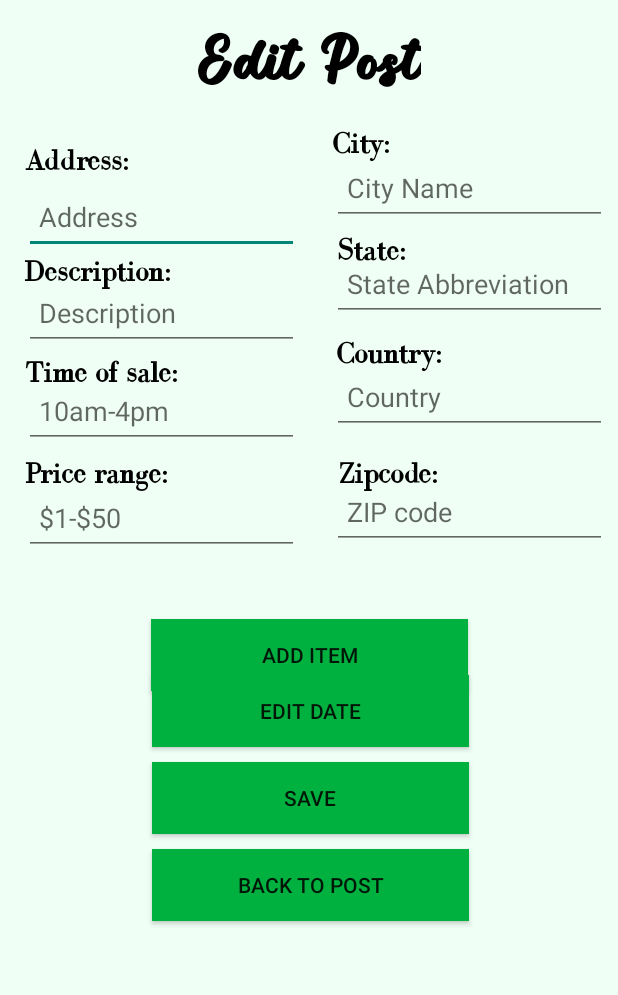
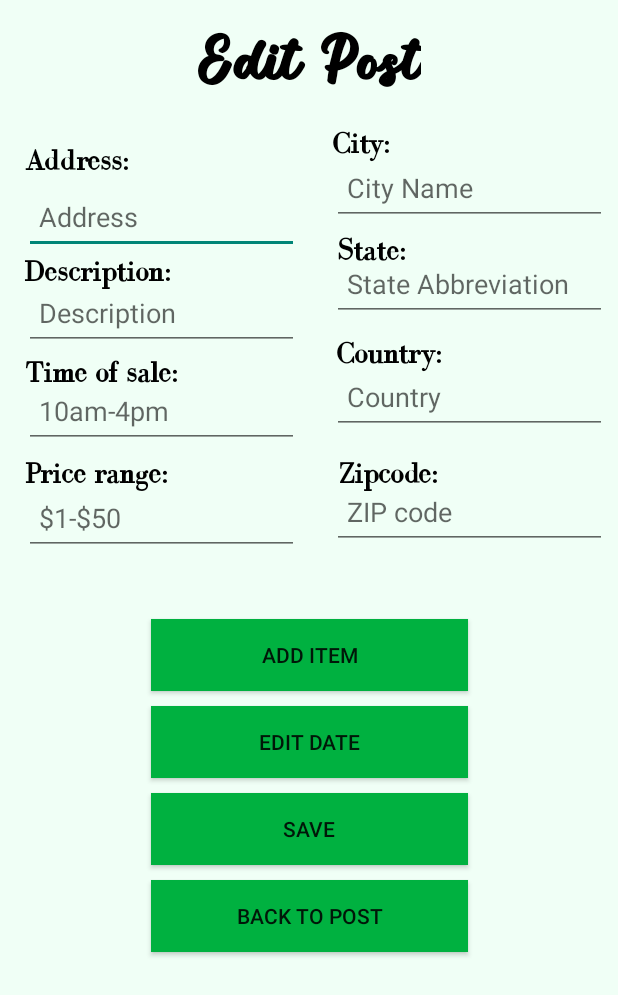
Before and after one commit to mbedford001/GarageSaleFinder-maria-topfork, an Android app: the EditPost screen opened directly, with no data from a screen before it, on a phone screen of 412 x 824 dp. Shown: the top 995 px of the screen. Run offline under Robolectric (Android 15) with nearby library versions, the phone set to English and light mode, and no system bars; network calls fail.

Commit message:
formatting button

```diff
--- a/app/src/main/java/com/example/garagesalefinder/Createpost.java
+++ b/app/src/main/java/com/example/garagesalefinder/Createpost.java
@@ -73,7 +73,7 @@ public class Createpost extends AppCompatActivity {
                 String pTitle = title.getText().toString().trim();
                 String pDescription = description.getText().toString().trim();
                 String pTime = time.getText().toString().trim();
-                String pImage = image.getText().toString().trim();
+                String pImage = "image";
                 String pPrice = priceRange.getText().toString().trim();
 
                 if(TextUtils.isEmpty(pAddress)){//verifies a location was entered
--- a/app/src/main/java/com/example/garagesalefinder/ViewItem.java
+++ b/app/src/main/java/com/example/garagesalefinder/ViewItem.java
@@ -61,6 +61,8 @@ public class ViewItem extends AppCompatActivity {
             System.out.println("---------------------PRINTING HERE-----------------");
             System.out.println(results3.toString());
         }
+
+
         item = results3.get(position);
 
         deleteBtn.setVisibility(View.GONE);
@@ -70,7 +72,7 @@ public class ViewItem extends AppCompatActivity {
         TitleText = findViewById(R.id.title);
         TitleText.setText(title);
 
-        if (dbhc.usernameMatchesItem(username, title)){
+        if (dbhc.usernameMatchesItem(username, title)&&(source.equals("myPosts"))){
             deleteBtn.setVisibility(View.VISIBLE);
         }
 
--- a/app/src/main/res/layout/activity_edit_post.xml
+++ b/app/src/main/res/layout/activity_edit_post.xml
@@ -286,12 +286,11 @@
         android:id="@+id/btnEditDate"
         android:layout_width="211dp"
         android:layout_height="wrap_content"
-        android:layout_marginStart="101dp"
-        android:layout_marginTop="450dp"
         android:background="@color/wales"
         android:text="Edit date"
-        app:layout_constraintStart_toStartOf="parent"
-        app:layout_constraintTop_toTopOf="parent" />
+        android:layout_marginTop="10dp"
+        app:layout_constraintTop_toBottomOf="@+id/btnAddItem"
+        app:layout_constraintLeft_toLeftOf="@+id/btnAddItem" />
 
     <Button
         android:id="@+id/btnSave"
```
Also changed, not shown: app/src/main/res/layout/activity_viewitem.xml (+5 -6 lines).
